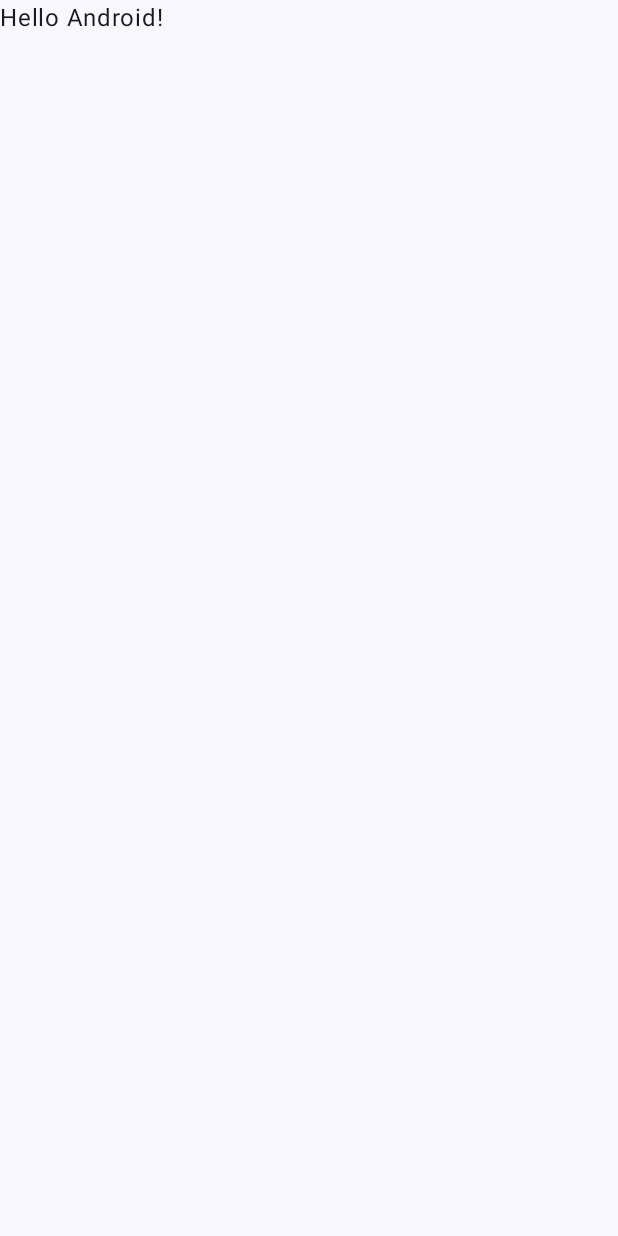
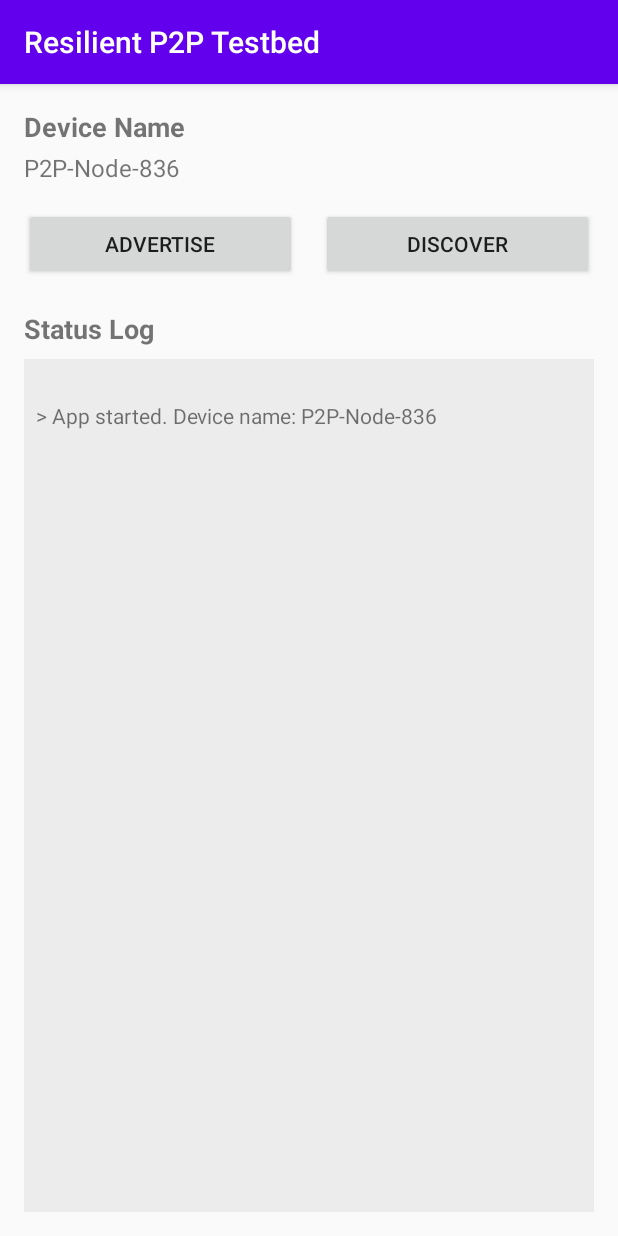
Before and after one commit to TrainedPro/samizdat, an Android app built with Jetpack Compose: the screen it shows after launch (MainActivity), on a phone screen of 412 x 824 dp. Before the commit the screen is almost empty. Run offline under Robolectric (Android 15) with nearby library versions, the light colour scheme and no system bars; libraries missing offline, so code that uses them is left out: com.google.android.gms; 1 statement that could not run was skipped.

Commit message:
feat: Initial project setup and P2P functionality
Sets up the initial Android project structure for a P2P testbed application.

- Replaces the default Jetpack Compose setup with a traditional XML layout (`activity_main.xml`) for the main activity.
- Configures the project to use Java 17.
- Adds necessary dependencies for AndroidX, Google Play Services Nearby for P2P communication, and standard testing libraries.
- Implements the basic logic in `MainActivity.kt` for handling P2P advertising and discovery using the Nearby Connections API.
- Adds required Bluetooth, Wi-Fi, and location permissions to `AndroidManifest.xml` for P2P functionality.
- Implements runtime permission requests for required permissions.
- Updates the application theme to use `Theme.AppCompat`.

```diff
--- a/app/src/main/java/com/fyp/resilientp2p/MainActivity.kt
+++ b/app/src/main/java/com/fyp/resilientp2p/MainActivity.kt
@@ -1,47 +1,166 @@
-package com.fyp.resilientp2p
+package com.fyp.resilientp2p // CORRECTED package name
 
+import android.Manifest
+import android.content.pm.PackageManager
+import android.os.Build
 import android.os.Bundle
-import androidx.activity.ComponentActivity
-import androidx.activity.compose.setContent
-import androidx.activity.enableEdgeToEdge
-import androidx.compose.foundation.layout.fillMaxSize
-import androidx.compose.foundation.layout.padding
-import androidx.compose.material3.Scaffold
-import androidx.compose.material3.Text
-import androidx.compose.runtime.Composable
-import androidx.compose.ui.Modifier
-import androidx.compose.ui.tooling.preview.Preview
-import com.fyp.resilientp2p.ui.theme.ResilientP2PTestbedTheme
+import android.util.Log
+import android.widget.Button
+import android.widget.TextView
+import androidx.activity.result.contract.ActivityResultContracts
+import androidx.appcompat.app.AppCompatActivity
+import androidx.core.content.ContextCompat
+import com.fyp.resilientp2p.R // CORRECTED import for the R class
+import com.google.android.gms.nearby.Nearby
+import com.google.android.gms.nearby.connection.*
 
-class MainActivity : ComponentActivity() {
+class MainActivity : AppCompatActivity() {
+
+    private val serviceId = "com.fyp.resilientp2p.p2p" // CORRECTED service ID
+    private val strategy = Strategy.P2P_CLUSTER
+    private val localUsername = "P2P-Node-${(100..999).random()}" // CORRECTED username
+
+    private lateinit var connectionsClient: ConnectionsClient
+    private lateinit var deviceNameText: TextView
+    private lateinit var advertiseButton: Button
+    private lateinit var discoverButton: Button
+    private lateinit var statusLogText: TextView
+
+    private val requiredPermissions =
+        if (Build.VERSION.SDK_INT >= Build.VERSION_CODES.S) {
+            arrayOf(
+                Manifest.permission.BLUETOOTH_SCAN,
+                Manifest.permission.BLUETOOTH_ADVERTISE,
+                Manifest.permission.BLUETOOTH_CONNECT,
+                Manifest.permission.ACCESS_FINE_LOCATION,
+                Manifest.permission.NEARBY_WIFI_DEVICES
+            )
+        } else {
+            arrayOf(
+                Manifest.permission.BLUETOOTH,
+                Manifest.permission.BLUETOOTH_ADMIN,
+                Manifest.permission.ACCESS_WIFI_STATE,
+                Manifest.permission.CHANGE_WIFI_STATE,
+                Manifest.permission.ACCESS_COARSE_LOCATION
+            )
+        }
+
+    private val requestPermissionLauncher =
+        registerForActivityResult(ActivityResultContracts.RequestMultiplePermissions()) { permissions ->
+            if (permissions.values.all { it }) {
+                log("All permissions granted.")
+            } else {
+                log("ERROR: Some permissions were denied.")
+            }
+        }
+
     override fun onCreate(savedInstanceState: Bundle?) {
         super.onCreate(savedInstanceState)
-        enableEdgeToEdge()
-        setContent {
-            ResilientP2PTestbedTheme {
-                Scaffold(modifier = Modifier.fillMaxSize()) { innerPadding ->
-                    Greeting(
-                        name = "Android",
-                        modifier = Modifier.padding(innerPadding)
-                    )
+        setContentView(R.layout.activity_main)
+
+        connectionsClient = Nearby.getConnectionsClient(this)
+
+        deviceNameText = findViewById(R.id.deviceName)
+        advertiseButton = findViewById(R.id.advertiseButton)
+        discoverButton = findViewById(R.id.discoverButton)
+        statusLogText = findViewById(R.id.statusLog)
+
+        deviceNameText.text = localUsername
+
+        advertiseButton.setOnClickListener { startAdvertising() }
+        discoverButton.setOnClickListener { startDiscovery() }
+
+        log("App started. Device name: $localUsername")
+    }
+
+    override fun onStart() {
+        super.onStart()
+        if (!hasPermissions()) {
+            requestPermissionLauncher.launch(requiredPermissions)
+        }
+    }
+
+    override fun onStop() {
+        super.onStop()
+        connectionsClient.stopAllEndpoints()
+        log("Stopped all endpoints.")
+    }
+
+    private fun startAdvertising() {
+        val advertisingOptions = AdvertisingOptions.Builder().setStrategy(strategy).build()
+        connectionsClient.startAdvertising(
+            localUsername, serviceId, connectionLifecycleCallback, advertisingOptions
+        ).addOnSuccessListener {
+            log("Advertising started successfully.")
+            advertiseButton.isEnabled = false
+            discoverButton.isEnabled = false
+        }.addOnFailureListener { e ->
+            log("ERROR: Advertising failed: $e")
+        }
+    }
+
+    private fun startDiscovery() {
+        val discoveryOptions = DiscoveryOptions.Builder().setStrategy(strategy).build()
+        connectionsClient.startDiscovery(
+            serviceId, endpointDiscoveryCallback, discoveryOptions
+        ).addOnSuccessListener {
+            log("Discovery started successfully.")
+            discoverButton.isEnabled = false
+            advertiseButton.isEnabled = false
+        }.addOnFailureListener { e ->
+            log("ERROR: Discovery failed: $e")
+        }
+    }
+
+    private val endpointDiscoveryCallback = object : EndpointDiscoveryCallback() {
+        override fun onEndpointFound(endpointId: String, info: DiscoveredEndpointInfo) {
+            log("Endpoint found: ${info.endpointName} (ID: $endpointId)")
+            connectionsClient.requestConnection(localUsername, endpointId, connectionLifecycleCallback)
+                .addOnSuccessListener { log("Connection request sent to ${info.endpointName}") }
+                .addOnFailureListener { e -> log("ERROR: Failed to send connection request: $e") }
+        }
+        override fun onEndpointLost(endpointId: String) {
+            log("Endpoint lost: $endpointId")
+        }
+    }
+
+    private val connectionLifecycleCallback = object : ConnectionLifecycleCallback() {
+        override fun onConnectionInitiated(endpointId: String, connectionInfo: ConnectionInfo) {
+            log("Connection initiated by ${connectionInfo.endpointName}. Accepting.")
+            connectionsClient.acceptConnection(endpointId, payloadCallback)
+        }
+        override fun onConnectionResult(endpointId: String, result: ConnectionResolution) {
+            when (result.status.statusCode) {
+                ConnectionsStatusCodes.STATUS_OK -> {
+                    log("✅ CONNECTION ESTABLISHED with $endpointId!")
+                    advertiseButton.isEnabled = false
+                    discoverButton.isEnabled = false
                 }
+                ConnectionsStatusCodes.STATUS_CONNECTION_REJECTED -> log("Connection rejected by $endpointId.")
+                ConnectionsStatusCodes.STATUS_ERROR -> log("ERROR: Connection error with $endpointId.")
+                else -> log("Unknown connection status: ${result.status.statusCode}")
             }
         }
+        override fun onDisconnected(endpointId: String) {
+            log("Disconnected from $endpointId. You can advertise/discover again.")
+            advertiseButton.isEnabled = true
+            discoverButton.isEnabled = true
+        }
+    }
+
+    private val payloadCallback = object : PayloadCallback() {
+        override fun onPayloadReceived(endpointId: String, payload: Payload) { /* Not used */ }
+        override fun onPayloadTransferUpdate(endpointId: String, update: PayloadTransferUpdate) { /* Not used */ }
+    }
+
+    private fun hasPermissions(): Boolean {
+        return requiredPermissions.all {
+            ContextCompat.checkSelfPermission(this, it) == PackageManager.PERMISSION_GRANTED
+        }
+    }
+
+    private fun log(message: String) {
+        Log.d("P2PTestbed", message)
+        runOnUiThread { statusLogText.append("\n> $message") }
     }
 }
-
-@Composable
-fun Greeting(name: String, modifier: Modifier = Modifier) {
-    Text(
-        text = "Hello $name!",
-        modifier = modifier
-    )
-}
-
-@Preview(showBackground = true)
-@Composable
-fun GreetingPreview() {
-    ResilientP2PTestbedTheme {
-        Greeting("Android")
-    }
-}
--- /dev/null
+++ b/app/src/main/res/layout/activity_main.xml
@@ -0,0 +1,94 @@
+<?xml version="1.0" encoding="utf-8"?>
+<androidx.coordinatorlayout.widget.CoordinatorLayout
+    xmlns:android="http://schemas.android.com/apk/res/android"
+    xmlns:tools="http://schemas.android.com/tools"
+    android:id="@+id/root"
+    android:layout_width="match_parent"
+    android:layout_height="match_parent"
+    android:fitsSystemWindows="true"
+    android:background="?android:windowBackground"
+    tools:context=".MainActivity">
+
+    <!-- main content column -->
+    <LinearLayout
+        android:id="@+id/contentColumn"
+        android:layout_width="match_parent"
+        android:layout_height="match_parent"
+        android:orientation="vertical"
+        android:padding="16dp">
+
+        <!-- Device name -->
+        <TextView
+            android:id="@+id/deviceLabel"
+            android:layout_width="wrap_content"
+            android:layout_height="wrap_content"
+            android:text="Device Name"
+            android:textSize="18sp"
+            android:textStyle="bold"
+            android:importantForAccessibility="yes" />
+
+        <TextView
+            android:id="@+id/deviceName"
+            android:layout_width="wrap_content"
+            android:layout_height="wrap_content"
+            android:layout_marginTop="4dp"
+            tools:text="Device-123"
+            android:textSize="16sp" />
+
+        <!-- Buttons row -->
+        <LinearLayout
+            android:layout_width="match_parent"
+            android:layout_height="wrap_content"
+            android:layout_marginTop="16dp"
+            android:orientation="horizontal">
+
+            <Button
+                android:id="@+id/advertiseButton"
+                android:layout_width="0dp"
+                android:layout_height="wrap_content"
+                android:layout_weight="1"
+                android:layout_marginEnd="8dp"
+                android:text="Advertise" />
+
+            <Button
+                android:id="@+id/discoverButton"
+                android:layout_width="0dp"
+                android:layout_height="wrap_content"
+                android:layout_marginStart="8dp"
+                android:layout_weight="1"
+                android:text="Discover" />
+        </LinearLayout>
+
+        <!-- Status header -->
+        <TextView
+            android:id="@+id/statusHeader"
+            android:layout_width="wrap_content"
+            android:layout_height="wrap_content"
+            android:layout_marginTop="20dp"
+            android:text="Status Log"
+            android:textSize="18sp"
+            android:textStyle="bold" />
+
+        <!-- Scrollable log area, fills remaining space -->
+        <ScrollView
+            android:id="@+id/statusScroll"
+            android:layout_width="match_parent"
+            android:layout_height="0dp"
+            android:layout_marginTop="8dp"
+            android:layout_weight="1"
+            android:fillViewport="true"
+            android:overScrollMode="ifContentScrolls"
+            android:background="#ECECEC">
+
+            <TextView
+                android:id="@+id/statusLog"
+                android:layout_width="match_parent"
+                android:layout_height="wrap_content"
+                android:padding="8dp"
+                android:textIsSelectable="true"
+                android:scrollbars="vertical"
+                android:lineSpacingExtra="4dp"
+                tools:text="> Log will appear here..." />
+        </ScrollView>
+    </LinearLayout>
+</androidx.coordinatorlayout.widget.CoordinatorLayout>
--- a/app/src/main/res/values/themes.xml
+++ b/app/src/main/res/values/themes.xml
@@ -1,5 +1,10 @@
 <?xml version="1.0" encoding="utf-8"?>
 <resources>
-
-    <style name="Theme.ResilientP2PTestbed" parent="android:Theme.Material.Light.NoActionBar" />
+    <!-- use an AppCompat parent -->
+    <style name="Theme.ResilientP2PTestbed" parent="Theme.AppCompat.Light.DarkActionBar">
+        <!-- optional colors — replace with your app colors -->
+        <item name="colorPrimary">@color/purple_500</item>
+        <item name="colorPrimaryDark">@color/purple_700</item>
+        <item name="colorAccent">@color/teal_200</item>
+    </style>
 </resources>
```
Also changed, not shown: app/build.gradle.kts (+18 -3 lines), app/src/main/AndroidManifest.xml (+14 -5 lines).
